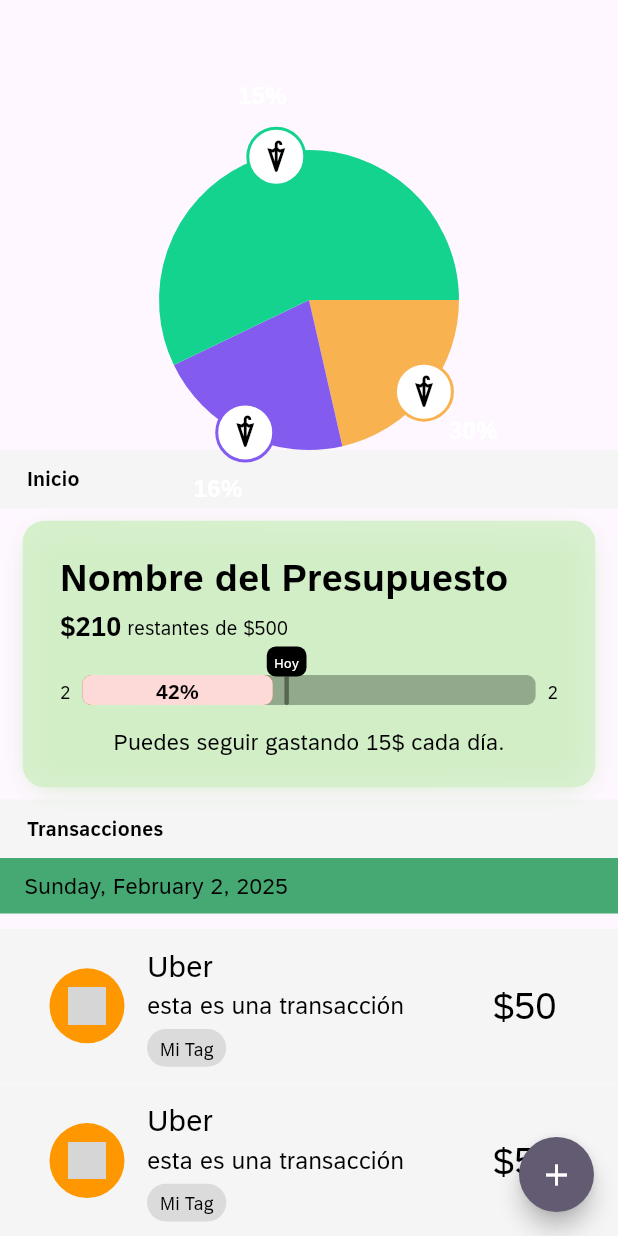
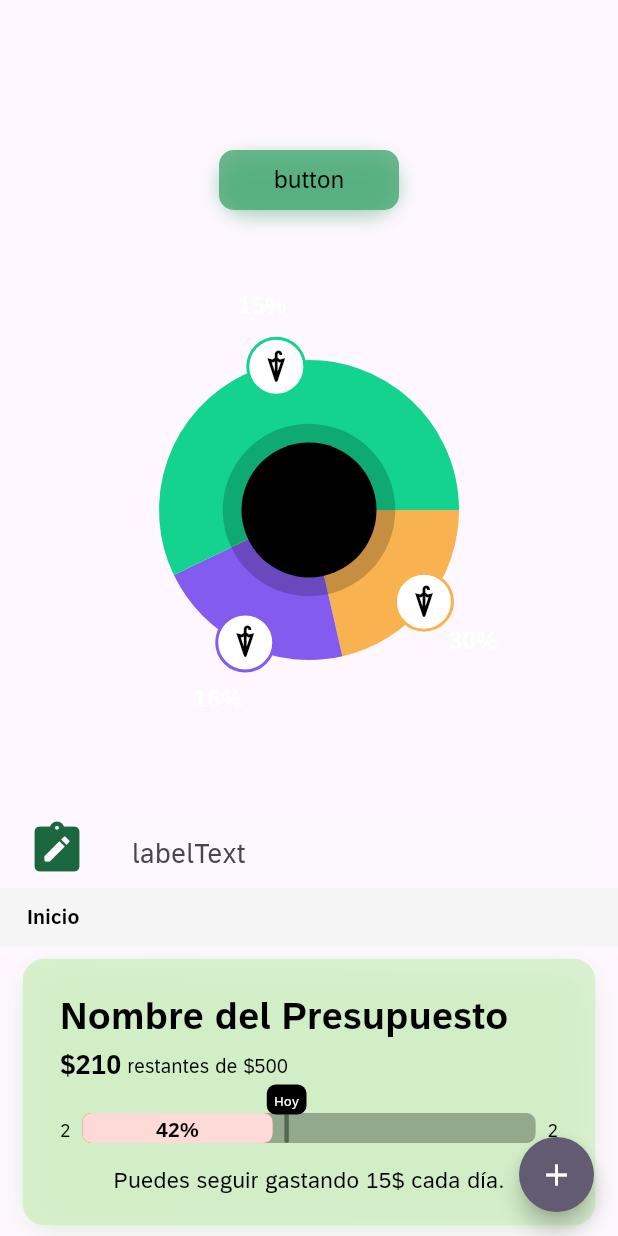
Before and after one commit to samhernandezc24/cashito-app, a Flutter app: the screen it shows after launch, on a phone screen of 412 x 824 dp. Run offline on Flutter 3.47's test engine with Material 3 defaults, Android fonts, the light colour scheme and no system bars; drawn by our look-alikes of fl_chart; our stand-ins replace flutter_sticky_header; grey boxes are pictures that could not be loaded.

Commit message:
[UPDATE] [Button, TextInput, HomePage] Adding new file for adding new transactions, and customize home page with a button, and text input

```diff
--- /dev/null
+++ b/lib/ui/common/controls/button.dart
@@ -0,0 +1,97 @@
+import 'package:cashito_app/styles/app_colors.dart';
+import 'package:cashito_app/ui/common/themed_text.dart';
+import 'package:flutter/material.dart';
+
+class Button extends StatefulWidget {
+  const Button({
+    Key? key,
+    required this.label,
+    required this.width,
+    required this.height,
+    required this.onTap,
+    this.fontSize,
+    this.fractionScaleHeight,
+    this.fractionScaleWidth,
+  }) : super(key: key);
+
+  final String label;
+  final double width;
+  final double height;
+  final double? fontSize;
+  final double? fractionScaleHeight;
+  final double? fractionScaleWidth;
+  final VoidCallback onTap;
+
+  @override
+  State<Button> createState() => _ButtonState();
+}
+
+class _ButtonState extends State<Button> with TickerProviderStateMixin {
+  bool isTapped = false;
+
+  void _shrink() {
+    setState(() {
+      isTapped = true;
+    });
+
+    Future.delayed(Duration(milliseconds: 200), () {
+      setState(() {
+        isTapped = false;
+      });
+    });
+  }
+
+  @override
+  Widget build(BuildContext context) {
+    return SizedBox(
+      height: widget.height,
+      width: widget.width,
+      child: Scaffold(
+        body: Center(
+          child: Material(
+            borderRadius: BorderRadius.all(Radius.circular(10)),
+            color: Theme.of(context).colorScheme.accentColor.withValues(alpha: 0.8),
+            child: InkWell(
+              borderRadius: BorderRadius.all(Radius.circular(10)),
+              onHighlightChanged: (value) {
+                setState(() {
+                  isTapped = value;
+                });
+              },
+              onTap: () {
+                _shrink();
+                widget.onTap();
+              },
+              child: AnimatedContainer(
+               duration: Duration(milliseconds: 200),
+               curve: Curves.easeOutCubic,
+               height: isTapped
+                  ? widget.height * (widget.fractionScaleHeight ?? 0.93)
+                  : widget.height,
+               width: isTapped
+                  ? widget.width * (widget.fractionScaleWidth ?? 0.93)
+                  : widget.width,
+                decoration: BoxDecoration(
+                  borderRadius: BorderRadius.all(Radius.circular(30)),
+                  boxShadow: [
+                    BoxShadow(
+                      color: Theme.of(context).colorScheme.accentColor.withValues(alpha: 0.5),
+                      blurRadius: 10,
+                      offset: Offset(0, 4),
+                    ),
+                  ],
+                ),
+                child: Center(
+                  child: TextFont(
+                    text: widget.label,
+                    fontSize: widget.fontSize ?? 16,
+                  ),
+                ),
+              ),
+            ),
+          ),
+        ),
+      ),
+    );
+  }
+}
--- /dev/null
+++ b/lib/ui/common/text_input.dart
@@ -0,0 +1,63 @@
+import 'package:cashito_app/styles/app_colors.dart';
+import 'package:flutter/material.dart';
+
+class TextInput extends StatelessWidget {
+  const TextInput({
+    Key? key,
+    required this.labelText,
+    this.onChanged,
+    this.onSubmitted,
+    this.obscureText = false,
+  }) : super(key: key);
+
+  final String labelText;
+  final ValueChanged<String>? onChanged;
+  final ValueChanged<String>? onSubmitted;
+  final bool obscureText;
+
+  @override
+  Widget build(BuildContext context) {
+    return Padding(
+      padding: const EdgeInsets.only(left: 18, right: 18),
+      child: TextField(
+        style: TextStyle(fontSize: 18),
+        cursorColor: Theme.of(context).colorScheme.accentColorHeavy,
+        decoration: InputDecoration(
+          contentPadding: EdgeInsets.only(left: 10, right: 10, top: 15, bottom: 10),
+          hintText: labelText,
+          filled: true,
+          fillColor: Theme.of(context).colorScheme.lightDarkAccent.withValues(alpha: 0.2),
+          isDense: true,
+          icon: Icon(
+            Icons.note_alt_rounded,
+            size: 40,
+            color: Theme.of(context).colorScheme.accentColorHeavy,
+          ),
+          enabledBorder: UnderlineInputBorder(
+            borderRadius: BorderRadius.vertical(top: Radius.circular(8.0)),
+            borderSide: BorderSide(
+              color: Theme.of(context).colorScheme.lightDarkAccent,
+            ),
+          ),
+          focusedBorder: UnderlineInputBorder(
+            borderRadius: BorderRadius.vertical(top: Radius.circular(5.0)),
+            borderSide: BorderSide(
+              color: Theme.of(context).colorScheme.accentColorHeavy,
+            ),
+          ),
+        ),
+        obscureText: obscureText,
+        onChanged: (text) {
+          if (onChanged != null) {
+            onChanged!(text);
+          }
+        },
+        onSubmitted: (text) {
+          if (onSubmitted != null) {
+            onSubmitted!(text);
+          }
+        },
+      ),
+    );
+  }
+}
--- a/lib/ui/pages/home/home_page.dart
+++ b/lib/ui/pages/home/home_page.dart
@@ -2,7 +2,9 @@ import 'package:cashito_app/core/models/budget.dart';
 import 'package:cashito_app/core/models/transaction.dart';
 import 'package:cashito_app/ui/common/budget_container.dart';
 import 'package:cashito_app/ui/common/charts/pie_chart.dart';
+import 'package:cashito_app/ui/common/controls/button.dart';
 import 'package:cashito_app/ui/common/controls/fab.dart';
+import 'package:cashito_app/ui/common/text_input.dart';
 import 'package:cashito_app/ui/common/themed_text.dart';
 import 'package:cashito_app/ui/common/transaction_entry.dart';
 import 'package:flutter/material.dart';
@@ -18,14 +20,24 @@ class MyHomePage extends StatefulWidget {
 }
 
 class _MyHomePageState extends State<MyHomePage> {
+  final scrollController = ScrollController();
+
   @override
   Widget build(BuildContext context) {
     return Scaffold(
       body: CustomScrollView(
+        controller: scrollController,
         slivers: [
           SliverList(
             delegate: SliverChildListDelegate(
               [
+                SizedBox(height: 100),
+                Button(
+                  label: 'button',
+                  width: 120,
+                  height: 40,
+                  onTap: () {},
+                ),
                 SizedBox(height: 100),
                 SizedBox(
                   width: 200,
@@ -33,9 +45,35 @@ class _MyHomePageState extends State<MyHomePage> {
                   child: Stack(
                     children: [
                       PieChartSample3(),
+                      IgnorePointer(
+                        child: Center(
+                          child: Container(
+                            width: 90,
+                            height: 90,
+                            decoration: BoxDecoration(
+                              color: Colors.black,
+                              shape: BoxShape.circle,
+                            ),
+                          ),
+                        ),
+                      ),
+                      IgnorePointer(
+                        child: Center(
+                          child: Container(
+                            width: 115,
+                            height: 115,
+                            decoration: BoxDecoration(
+                              color: Colors.black.withValues(alpha: 0.2),
+                              shape: BoxShape.circle,
+                            ),
+                          ),
+                        ),
+                      ),
                     ],
                   ),
                 ),
+                SizedBox(height: 100),
+                TextInput(labelText: 'labelText'),
               ],
             ),
           ),
--- /dev/null
+++ b/lib/ui/pages/transaction/add_transaction_page.dart
@@ -0,0 +1,15 @@
+import 'package:flutter/material.dart';
+
+class AddTransactionPage extends StatefulWidget {
+  const AddTransactionPage({Key? key}) : super(key: key);
+
+  @override
+  State<AddTransactionPage> createState() => _AddTransactionPageState();
+}
+
+class _AddTransactionPageState extends State<AddTransactionPage> {
+  @override
+  Widget build(BuildContext context) {
+    return Container();
+  }
+}
--- a/pubspec.yaml
+++ b/pubspec.yaml
@@ -20,6 +20,8 @@ dependencies:
   flutter_sticky_header: ^0.7.0
 
   intl: ^0.20.2
+
+  modal_bottom_sheet: ^3.0.0
 
 dev_dependencies:
   flutter_test:
```
Also changed, not shown: pubspec.lock.
